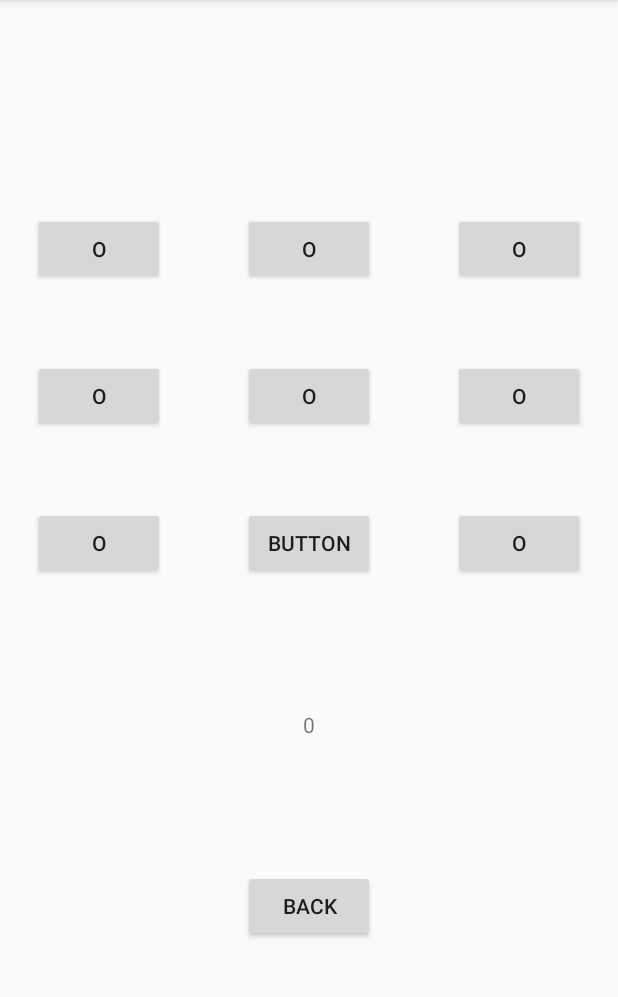
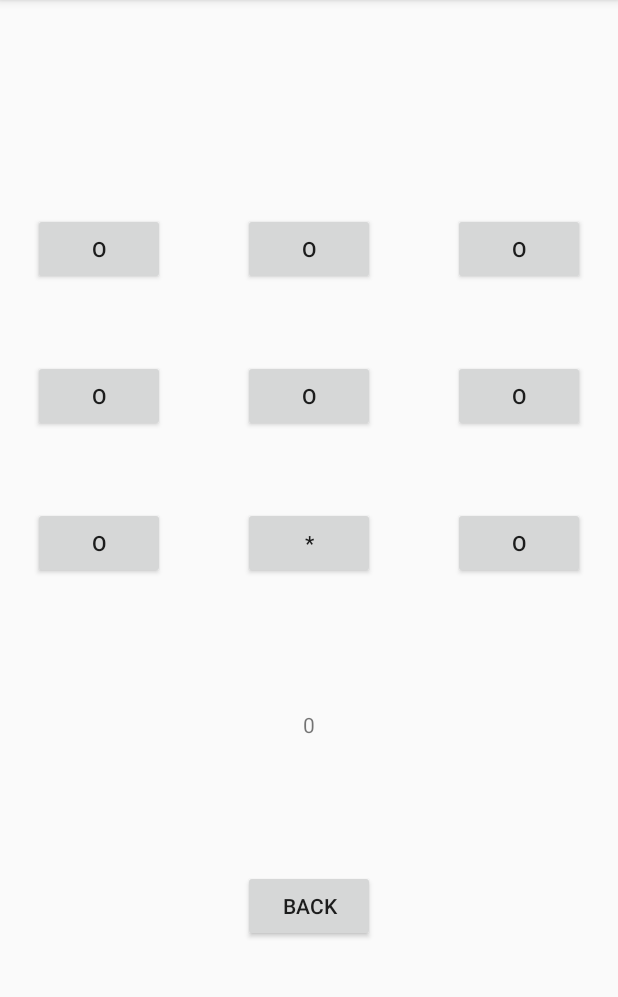
Before and after one commit to MAD-2020/mad-practical-6-data-and-file-storage-ShreyChauhan1, an Android app: the Main4Activity screen opened directly, with no data from a screen before it, on a phone screen of 412 x 824 dp, the part 84-1081 px from its top. Run offline under Robolectric (Android 15) with nearby library versions, the phone set to English and light mode, and no system bars.

Commit message:
Error fix,Practical complete

```diff
--- a/app/src/main/java/sg/edu/np/week_6_whackamole_3_0/CustomScoreAdaptor.java
+++ b/app/src/main/java/sg/edu/np/week_6_whackamole_3_0/CustomScoreAdaptor.java
@@ -51,7 +51,7 @@ public class CustomScoreAdaptor extends RecyclerView.Adapter<CustomScoreViewHold
             @Override
             public void onClick(View v) {
                 Intent intent = new Intent(context, Main4Activity.class);
-                intent.putExtra("User", userData.toString());
+                intent.putExtra("User", userData);
                 intent.putExtra("level", userData.getLevels().get(position));
                 context.startActivity(intent);
             }
--- a/app/src/main/java/sg/edu/np/week_6_whackamole_3_0/Main2Activity.java
+++ b/app/src/main/java/sg/edu/np/week_6_whackamole_3_0/Main2Activity.java
@@ -28,6 +28,7 @@ public class Main2Activity extends AppCompatActivity {
 
     private static final String FILENAME = "Main2Activity.java";
     private static final String TAG = "Whack-A-Mole3.0!";
+
 
     EditText username , password;
     Button create , cancel;
--- a/app/src/main/java/sg/edu/np/week_6_whackamole_3_0/Main4Activity.java
+++ b/app/src/main/java/sg/edu/np/week_6_whackamole_3_0/Main4Activity.java
@@ -5,6 +5,7 @@ import androidx.appcompat.app.AppCompatActivity;
 import android.content.Intent;
 import android.os.Bundle;
 import android.os.CountDownTimer;
+import android.os.Handler;
 import android.util.Log;
 import android.view.View;
 import android.widget.Button;
@@ -52,14 +53,20 @@ public class Main4Activity extends AppCompatActivity {
 
             @Override
             public void onTick(long millisUntilFinished) {
-                Log.v(TAG, "CountDown Start!" + millisUntilFinished / 1000);
-                Toast
-                        .makeText(
-                                getApplicationContext(),
-                                String.valueOf(millisUntilFinished / 1000),
-                                Toast.LENGTH_SHORT
-                        )
-                        .show();
+                StringBuilder timer = new StringBuilder(20);
+                timer.append("Game starts in: ").append(millisUntilFinished / 1000);
+                final Toast toast = Toast.makeText(getApplicationContext(),
+                        timer,
+                        Toast.LENGTH_SHORT);
+
+                toast.show();
+                Handler handler = new Handler();
+                handler.postDelayed(new Runnable() {
+                    @Override
+                    public void run() {
+                        toast.cancel();
+                    }
+                }, 1000);
             }
 
             @Override
@@ -167,6 +174,7 @@ public class Main4Activity extends AppCompatActivity {
                             if (flag) {
                                 doCheck(button);
                             }
+                            setNewMole();
 
 
                         }
@@ -181,7 +189,7 @@ public class Main4Activity extends AppCompatActivity {
                 updateUserScore();
 
                 Intent intent = new Intent(Main4Activity.this, Main3Activity.class);
-                intent.putExtra("User", userData.toString());
+                intent.putExtra("User", userData);
                 startActivity(intent);
             }
         });
@@ -222,14 +230,16 @@ public class Main4Activity extends AppCompatActivity {
     public void setNewMole()
     {
         Random ran = new Random();
+        int randomLocation = ran.nextInt(9);
+
+        mole1 = findViewById(BUTTON_IDS[randomLocation]);
         mole1.setText("*");
 
-        int randomLocation = ran.nextInt(9);
 
 
         int location;
 
-        mole1 = findViewById(BUTTON_IDS[randomLocation]);
+
 
 
 
--- a/app/src/main/java/sg/edu/np/week_6_whackamole_3_0/MainActivity.java
+++ b/app/src/main/java/sg/edu/np/week_6_whackamole_3_0/MainActivity.java
@@ -56,7 +56,8 @@ public class MainActivity extends AppCompatActivity {
 
                     Log.v(TAG, FILENAME + ": Logging in with: " + name + ": " + pass);
                     Intent intent = new Intent(MainActivity.this , Main3Activity.class);
-                    intent.putExtra("User", userData.toString());
+                    intent.putExtra("User", userData
+                    );
                     startActivity(intent);
 
                 }else{
--- a/app/src/main/java/sg/edu/np/week_6_whackamole_3_0/UserData.java
+++ b/app/src/main/java/sg/edu/np/week_6_whackamole_3_0/UserData.java
@@ -1,8 +1,9 @@
 package sg.edu.np.week_6_whackamole_3_0;
 
+import java.io.Serializable;
 import java.util.ArrayList;
 
-public class UserData {
+public class UserData implements Serializable {
 
     /* NOTE:
             THIS OBJECT DATA IS GIVEN.
```
